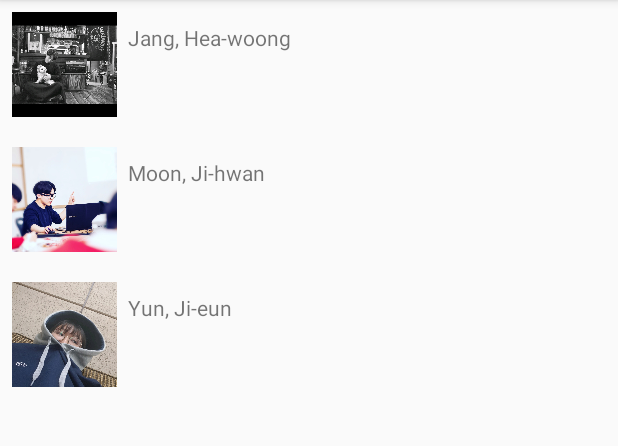
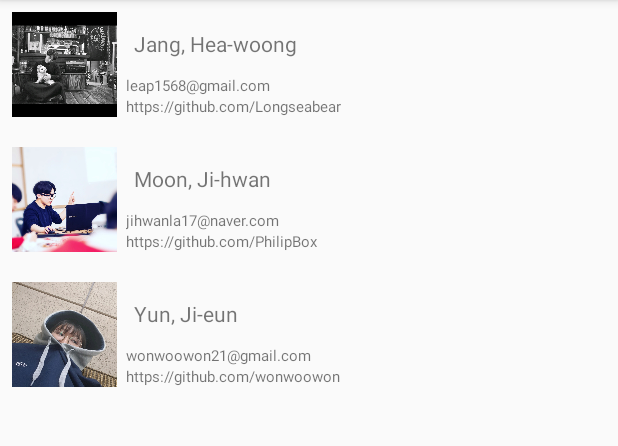
Before and after one commit to OGG-Studio/CHALNA, an Android app: the SettingController screen opened directly, with no data from a screen before it, after a tap on "DEVELOPERS", on a phone screen of 412 x 824 dp, the part 84-530 px from its top. Run offline under Robolectric (Android 15) with nearby library versions, the light colour scheme and no system bars; 1 other tap on this screen came first.

Commit message:
Release 2.4

```diff
--- a/app/src/main/java/com/example/philip/chalna/Camera/CameraModel.java
+++ b/app/src/main/java/com/example/philip/chalna/Camera/CameraModel.java
@@ -7,6 +7,7 @@ import android.media.ExifInterface;
 import android.util.Log;
 import android.widget.Toast;
 
+import com.example.philip.chalna.Database.DBSQLiteModel;
 import com.example.philip.chalna.Utils.StaticInformation;
 
 import org.opencv.android.Utils;
--- a/app/src/main/java/com/example/philip/chalna/Project/ProjectPreviewController.java
+++ b/app/src/main/java/com/example/philip/chalna/Project/ProjectPreviewController.java
@@ -78,6 +78,7 @@ public class ProjectPreviewController extends AppCompatActivity {
     ImageButton fetchBtn;
 
     TextView project_name_tv;
+
 
     AlertDialog alertDialog;
     /**
@@ -291,7 +292,10 @@ public class ProjectPreviewController extends AppCompatActivity {
 
     public void updateGallaryImage() {
         galleryAdapterModel = GalleryAdapterModel.getInstance(this, dir_path);
-        galleryAdapterModel.UpdateGallery();
+        if(galleryAdapterModel.UpdateGallery()){
+            project_meta.is_modify = StaticInformation.TRUE;
+            myDB.syncProjectData(project_meta);
+        }
         if (galleryAdapterModel.getCount() > 0) {
             if (galleryAdapterModel.getCount() == 1) {
                 previewDraw(0);
--- a/app/src/main/java/com/example/philip/chalna/Project/ProjectSaveController.java
+++ b/app/src/main/java/com/example/philip/chalna/Project/ProjectSaveController.java
@@ -32,6 +32,7 @@ import com.example.philip.chalna.Utils.DescriptionManager;
 import com.example.philip.chalna.Utils.FileManagementUtil;
 import com.example.philip.chalna.Utils.GalleryAdapterModel;
 import com.example.philip.chalna.Utils.LoadingClass;
+import com.example.philip.chalna.Utils.StaticInformation;
 
 import java.util.ArrayList;
 import java.util.Arrays;
@@ -233,6 +234,7 @@ public class ProjectSaveController extends AppCompatActivity {
                             projectData.description = DescriptionManager.getSaveDescription();
                             Date currentTime = new Date();
                             projectData.modificationDate = currentTime.getTime();
+                            projectData.is_modify = StaticInformation.FALSE;
                             myDB.syncProjectData(projectData);
                             Toast.makeText(context,"기록되었습니다!",Toast.LENGTH_SHORT).show();
                             setResult(RESULT_OK);
--- a/app/src/main/java/com/example/philip/chalna/Project/ProjectSelectController.java
+++ b/app/src/main/java/com/example/philip/chalna/Project/ProjectSelectController.java
@@ -219,7 +219,6 @@ public class ProjectSelectController extends AppCompatActivity {
                         startActivity(intent);
                     }
                 });
-
                 completeContainer.addView(previewItem);
             }
         }
--- a/app/src/main/java/com/example/philip/chalna/Project/SettingController.java
+++ b/app/src/main/java/com/example/philip/chalna/Project/SettingController.java
@@ -1,30 +1,50 @@
 package com.example.philip.chalna.Project;
 
+import android.content.Context;
+import android.content.DialogInterface;
 import android.content.Intent;
+import android.content.SharedPreferences;
 import android.net.Uri;
 import android.os.Bundle;
+import android.support.v7.app.AlertDialog;
 import android.support.v7.app.AppCompatActivity;
 import android.view.View;
 import android.widget.Button;
+import android.widget.Toast;
 import android.widget.ToggleButton;
 
+import com.example.philip.chalna.Database.DBSQLiteModel;
 import com.example.philip.chalna.Project.IntroductionController;
 import com.example.philip.chalna.R;
+import com.example.philip.chalna.Utils.FileManagementUtil;
+import com.example.philip.chalna.Utils.StaticInformation;
 
 public class SettingController extends AppCompatActivity{
+    SharedPreferences sh_pre;
+    SharedPreferences.Editor editor;
+    Context context = this;
+
     @Override
     protected void onCreate(Bundle savedInstanceState) {
         super.onCreate(savedInstanceState);
         setContentView(R.layout.setting_view);
 
-        final ToggleButton btn = (ToggleButton) this.findViewById(R.id.tBtn);
+        final ToggleButton btn = (ToggleButton) this.findViewById(R.id.notyBtn);
+        sh_pre = getSharedPreferences(StaticInformation.GLOBAL_SETTING, MODE_PRIVATE);
+        btn.setChecked(sh_pre.getInt(StaticInformation.GLOBAL_SETTING_NOTI, 0)==1);
         btn.setOnClickListener(new View.OnClickListener(){
             public void onClick(View v){
+                sh_pre = getSharedPreferences(StaticInformation.GLOBAL_SETTING, MODE_PRIVATE);
+                editor = sh_pre.edit();
+
                 if (btn.isChecked()){
                     btn.setBackgroundDrawable(getResources().getDrawable(R.drawable.off_toggle));
+                    editor.putInt(StaticInformation.GLOBAL_SETTING_NOTI, 0);
                 }else{
                     btn.setBackgroundDrawable(getResources().getDrawable(R.drawable.on_toggle));
+                    editor.putInt(StaticInformation.GLOBAL_SETTING_NOTI, 1);
                 }
+                editor.commit();
             }
         });
 
@@ -55,5 +75,18 @@ public class SettingController extends AppCompatActivity{
                     }
                 }
         );
+
+        Button easterEgg = findViewById(R.id.easter_egg);
+        easterEgg.setOnClickListener(new View.OnClickListener() {
+            @Override
+            public void onClick(View v) {
+
+                AlertDialog.Builder alert_confirm = new AlertDialog.Builder(context);
+                alert_confirm.setTitle("잠이 부족해");
+                alert_confirm.setMessage("SOS... 살려주세여...").setCancelable(false).setPositiveButton("확인",null);
+                AlertDialog alert = alert_confirm.create();
+                alert.show();
+            }
+        });
     }
 }
--- a/app/src/main/java/com/example/philip/chalna/Utils/StaticInformation.java
+++ b/app/src/main/java/com/example/philip/chalna/Utils/StaticInformation.java
@@ -5,6 +5,9 @@ import android.os.Environment;
 public class StaticInformation {
     public static final int GALLERY_CODE = 1001;
 
+    // NORMAL
+    public static final int TRUE = 1;
+    public static final int FALSE = 0;
     // GUIDED MODE
     public static final int GUIDED_TRANSPARENCY = 0;
     public static final int GUIDED_SOBELFILTER = 1;
@@ -35,4 +38,7 @@ public class StaticInformation {
     public static final int SAVE_ONLY = 111;
     public static final int SAVE_AND_SHARE = 112;
     public static final int SAVE_AND_COMPLETE = 113;
+
+    public static final String GLOBAL_SETTING = "global_setting";
+    public static final String GLOBAL_SETTING_NOTI = "global_notification";
 }
--- a/app/src/main/res/layout/project_create.xml
+++ b/app/src/main/res/layout/project_create.xml
@@ -3,8 +3,7 @@
     xmlns:android="http://schemas.android.com/apk/res/android"
     android:layout_width="match_parent"
     android:layout_height="match_parent"
-    android:orientation="vertical"
-    >
+    android:orientation="vertical">
     <LinearLayout
         android:layout_width="match_parent"
         android:layout_height="wrap_content"
--- a/app/src/main/res/layout/setting_introduction.xml
+++ b/app/src/main/res/layout/setting_introduction.xml
@@ -15,11 +15,28 @@
             android:layout_width="70dp"
             android:src="@drawable/seabear"
             android:id="@+id/seabear"/>
+        <LinearLayout
+            android:layout_width="match_parent"
+            android:layout_height="match_parent"
+            android:orientation="vertical">
             <TextView
-            android:padding="7dp"
+                android:padding="11dp"
                 android:layout_height="wrap_content"
                 android:layout_width="wrap_content"
                 android:text="Jang, Hea-woong"/>
+            <TextView
+                android:paddingLeft="6dp"
+                android:textSize="10sp"
+                android:layout_height="wrap_content"
+                android:layout_width="wrap_content"
+                android:text="leap1568@gmail.com "/>
+            <TextView
+                android:paddingLeft="6dp"
+                android:textSize="10sp"
+                android:layout_height="wrap_content"
+                android:layout_width="wrap_content"
+                android:text="https://github.com/Longseabear"/>
+        </LinearLayout>
     </TableRow>
     <TableRow
         android:layout_height="wrap_content"
@@ -31,11 +48,28 @@
             android:layout_height="70dp"
             android:src="@drawable/moon"
             android:id="@+id/moon" />
+        <LinearLayout
+            android:layout_width="match_parent"
+            android:layout_height="wrap_content"
+            android:orientation="vertical">
             <TextView
-            android:padding="7dp"
+                android:padding="11dp"
                 android:layout_width="wrap_content"
                 android:layout_height="wrap_content"
                 android:text="Moon, Ji-hwan"/>
+            <TextView
+                android:paddingLeft="6dp"
+                android:textSize="10sp"
+                android:layout_height="wrap_content"
+                android:layout_width="wrap_content"
+                android:text="jihwanla17@naver.com"/>
+            <TextView
+                android:paddingLeft="6dp"
+                android:textSize="10sp"
+                android:layout_height="wrap_content"
+                android:layout_width="wrap_content"
+                android:text="https://github.com/PhilipBox"/>
+        </LinearLayout>
     </TableRow>
 
     <TableRow
@@ -48,10 +82,28 @@
             android:layout_height="70dp"
             android:src="@drawable/yun"
             android:id="@+id/yun"/>
+        <LinearLayout
+            android:layout_width="match_parent"
+            android:layout_height="wrap_content"
+            android:orientation="vertical">
+
             <TextView
-            android:padding="7dp"
+                android:padding="11dp"
                 android:layout_height="wrap_content"
                 android:layout_width="wrap_content"
                 android:text="Yun, Ji-eun"/>
+            <TextView
+                android:paddingLeft="6dp"
+                android:textSize="10sp"
+                android:layout_height="wrap_content"
+                android:layout_width="wrap_content"
+                android:text="wonwoowon21@gmail.com"/>
+            <TextView
+                android:paddingLeft="6dp"
+                android:textSize="10sp"
+                android:layout_height="wrap_content"
+                android:layout_width="wrap_content"
+                android:text="https://github.com/wonwoowon"/>
+        </LinearLayout>
     </TableRow>
 </TableLayout>
```
Also changed, not shown: app/src/main/java/com/example/philip/chalna/AlarmReceiver/AlarmBroadcastController.java (+9 -0 lines), app/src/main/java/com/example/philip/chalna/Camera/CameraController.java (+67 -24 lines), app/src/main/java/com/example/philip/chalna/Camera/CameraView.java (+9 -12 lines), app/src/main/java/com/example/philip/chalna/Database/DBSQLiteModel.java (+8 -10 lines), app/src/main/java/com/example/philip/chalna/Project/ProjectCreateController.java (+26 -0 lines), app/src/main/java/com/example/philip/chalna/Utils/GalleryAdapterModel.java (+9 -1 lines), app/src/main/res/layout/setting_view.xml (+12 -4 lines), app/src/main/res/drawable/camera_view_mode_icon.png. Lines whose indentation alone changed are shown as unchanged.
